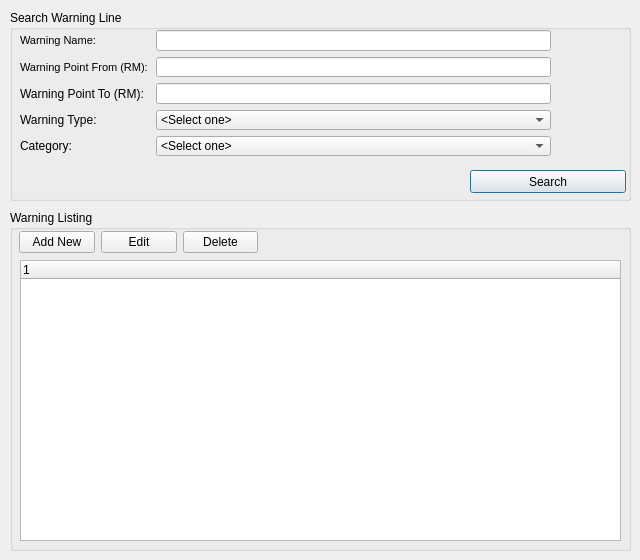
Before: the Qt Designer form warnline_mst.ui in ksk102/Pers, drawn with Qt 5.
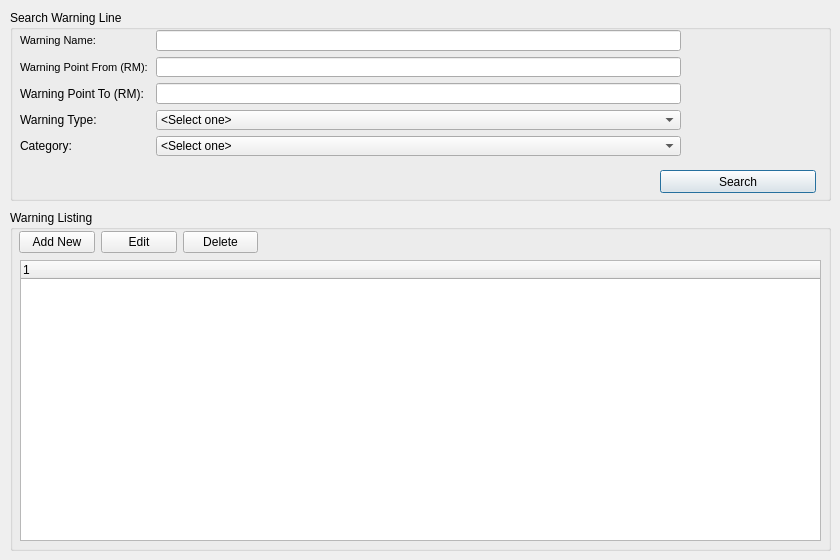
After: the same form once the commit is applied.

What changed in the file:
```diff
--- a/warnline_mst.ui
+++ b/warnline_mst.ui
@@ -6,7 +6,7 @@
    <rect>
     <x>0</x>
     <y>0</y>
-    <width>640</width>
+    <width>840</width>
     <height>560</height>
    </rect>
   </property>
@@ -18,7 +18,7 @@
     <rect>
      <x>10</x>
      <y>10</y>
-     <width>621</width>
+     <width>821</width>
      <height>191</height>
     </rect>
    </property>
@@ -28,7 +28,7 @@
    <widget class="QPushButton" name="btn_search">
     <property name="geometry">
      <rect>
-      <x>460</x>
+      <x>650</x>
       <y>160</y>
       <width>156</width>
       <height>23</height>
@@ -43,7 +43,7 @@
      <rect>
       <x>10</x>
       <y>20</y>
-      <width>531</width>
+      <width>661</width>
       <height>126</height>
      </rect>
     </property>
@@ -150,7 +150,7 @@
     <rect>
      <x>10</x>
      <y>210</y>
-     <width>621</width>
+     <width>821</width>
      <height>341</height>
     </rect>
    </property>
@@ -162,7 +162,7 @@
      <rect>
       <x>10</x>
       <y>50</y>
-      <width>601</width>
+      <width>801</width>
       <height>281</height>
      </rect>
     </property>
```
Left out of the diff: 6 changed lines with no effect on the pictures.
